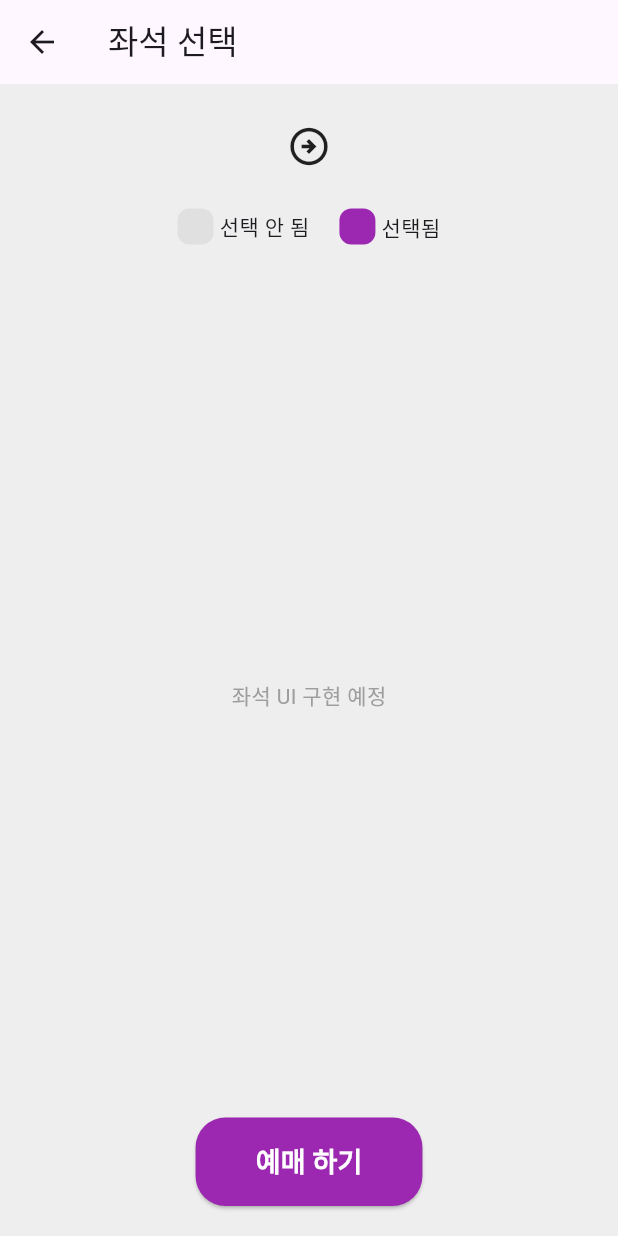
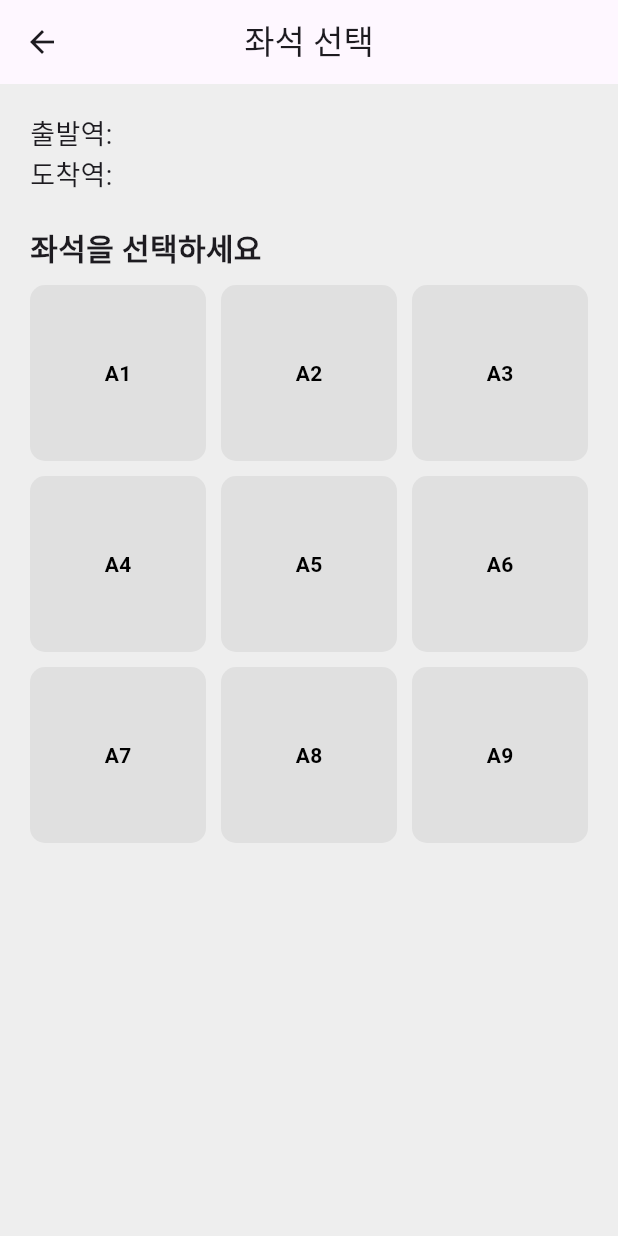
Before and after one commit to bom2080/flutter_train_app, a Flutter app: the SeatPage screen opened directly with empty values, on a phone screen of 412 x 824 dp. Run offline on Flutter 3.47's test engine with Material 3 defaults, Android fonts, the phone set to English and light mode, and no system bars.

Commit message:
기능만 간단히 구현_UI변경 필요

```diff
--- /dev/null
+++ b/lib/data/ticket_store.dart
@@ -0,0 +1,18 @@
+import '../models/ticket.dart';
+
+class TicketStore {
+  static final TicketStore _instance = TicketStore._internal();
+  factory TicketStore() => _instance;
+  TicketStore._internal();
+
+//예매 티켓 목록
+  final List<Ticket> _tickets = [];
+
+//예매 추가
+  void addTicket(Ticket ticket) {
+    _tickets.add(ticket);
+  }
+
+//저장된 예매 목록 가져오기
+  List<Ticket> get tickets => _tickets;
+}
--- /dev/null
+++ b/lib/models/ticket.dart
@@ -0,0 +1,13 @@
+// 예매 정보를 담는 모델 클래스
+// 출발,도착,좌석번호 저장용
+class Ticket {
+  final String departure; //출발역
+  final String arrival;   //도착역
+  final String seat;      //좌석번호
+
+  Ticket({
+    required this.departure,
+    required this.arrival,
+    required this.seat,
+  });
+}
--- a/lib/pages/seat_page.dart
+++ b/lib/pages/seat_page.dart
@@ -1,6 +1,8 @@
 // lib/pages/seat_page.dart
 import 'package:flutter/cupertino.dart';
 import 'package:flutter/material.dart';
+import '../models/ticket.dart'; // <#4>예매 정보 모델
+import '../data/ticket_store.dart'; // <#4> 예매 저장소
 
 class SeatPage extends StatefulWidget {
   final String departure;
@@ -16,106 +18,132 @@ class _SeatPageState extends State<SeatPage> {
   // 선택된 좌석들을 저장할 Set
   Set<String> selectedSeats = {};
 
+  // 선택된 좌석 하나 (단일 선택용)
+  String? selectedSeat;
+
   @override
   Widget build(BuildContext context) {
     return Scaffold(
       appBar: AppBar(
-        title: Text('좌석 선택'), // 별도 스타일 없음
+        title: Text('좌석 선택'),
+        centerTitle: true, // 별도 스타일 없음
       ),
       body: Padding(
-        padding: const EdgeInsets.all(20.0), // 전체 패딩
+        padding: const EdgeInsets.all(20), // 전체 패딩
         child: Column(
+          crossAxisAlignment: CrossAxisAlignment.start,
           children: [
             // 출발역 -> 도착역 표시
-            Row(
-              mainAxisAlignment: MainAxisAlignment.center,
-              children: [
             Text(
-                  widget.departure,
-                  style: TextStyle(
-                    fontWeight: FontWeight.bold,
-                    fontSize: 30,
-                    color: Colors.purple,
+              '출발역: ${widget.departure}',
+              style: TextStyle(fontSize: 18),
             ),
-                ),
-                SizedBox(width: 10),
-                Icon(Icons.arrow_circle_right_outlined, size: 30),
-                SizedBox(width: 10),
             Text(
-                  widget.arrival,
-                  style: TextStyle(
-                    fontWeight: FontWeight.bold,
-                    fontSize: 30,
-                    color: Colors.purple,
-                  ),
-                ),
-              ],
+              '도착역: ${widget.arrival}',
+              style: TextStyle(fontSize: 18),
             ),
             SizedBox(height: 20),
 
-            // 좌석 상태 안내
-            Row(
-              mainAxisAlignment: MainAxisAlignment.center,
-              children: [
-                _buildSeatStateBox(Colors.grey[300]!, '선택 안 됨'),
-                SizedBox(width: 20),
-                _buildSeatStateBox(Colors.purple, '선택됨'),
-              ],
+            // <#3> 좌석 선택 영역
+            Text(
+              '좌석을 선택하세요',
+              style: TextStyle(fontSize: 20, fontWeight: FontWeight.bold),
             ),
+            SizedBox(height: 10),
 
-            SizedBox(height: 20),
+            // <#3> 좌석 3x3
+            Expanded(
+              child: GridView.builder(
+                itemCount: 9, // 좌석 9개
+                gridDelegate: SliverGridDelegateWithFixedCrossAxisCount(
+                  crossAxisCount: 3, // 3열
+                  mainAxisSpacing: 10,
+                  crossAxisSpacing: 10,
+                ),
+                itemBuilder: (context, index) {
+                  String seatNumber = 'A${index + 1}';
+                  bool isSelected = selectedSeat == seatNumber;
 
-            // 좌석 리스트 (리스트뷰로 스크롤 가능하게 만들 예정)
-            Expanded(
+                  return GestureDetector(
+                    onTap: () {
+                      setState(() {
+                        selectedSeat = seatNumber; //좌석 선택 저장
+                      });
+                    },
+                    child: Container(
+                      decoration: BoxDecoration(
+                        color: isSelected ? Colors.purple : Colors.grey[300],
+                        borderRadius: BorderRadius.circular(10),
+                      ),
                       child: Center(
                         child: Text(
-                  '좌석 UI 구현 예정',
-                  style: TextStyle(color: Colors.grey),
+                          seatNumber,
+                          style: TextStyle(
+                            color: isSelected ? Colors.white : Colors.black,
+                            fontWeight: FontWeight.bold,
                           ),
                         ),
                       ),
+                    ),
+                  );
+                },
+              ),
+            ),
 
-            // 예매하기 버튼 (기능은 다음 단계에서 구현)
-            ElevatedButton(
+            // <추가4> 선택된 좌석과 예매 완료 버튼
+            if (selectedSeat != null) ...[
+              Text('선택된 좌석: $selectedSeat'),
+              SizedBox(height: 10),
+              Center(
+                child: ElevatedButton(
                   onPressed: () {
-                // 다음 단계에서 기능 연결
+                    // <#4> 예매 정보 저장
+                    TicketStore().addTicket(
+                      Ticket(
+                        departure: widget.departure,
+                        arrival: widget.arrival,
+                        seat: selectedSeat!,
+                      ),
+                    );
+
+                    // 예매 완료 처리
+                    showDialog(
+                      context: context,
+                      builder: (_) => AlertDialog(
+                        title: Text('예매 완료'),
+                        content: Text(
+                          '${widget.departure} → ${widget.arrival}\n좌석: $selectedSeat',
+                        ),
+                        actions: [
+                          TextButton(
+                            onPressed: () => Navigator.popUntil(
+                              context,
+                              (route) => route.isFirst,
+                            ),
+                            child: Text('확인'),
+                          )
+                        ],
+                      ),
+                    );
                   },
                   style: ElevatedButton.styleFrom(
                     backgroundColor: Colors.purple,
-                padding: EdgeInsets.symmetric(horizontal: 40, vertical: 16),
+                    padding:
+                        EdgeInsets.symmetric(horizontal: 30, vertical: 14),
                     shape: RoundedRectangleBorder(
                       borderRadius: BorderRadius.circular(20),
                     ),
                   ),
                   child: Text(
-                '예매 하기',
-                style: TextStyle(
-                    color: Colors.white,
-                    fontSize: 18,
-                    fontWeight: FontWeight.bold),
+                    '예매 완료',
+                    style: TextStyle(fontSize: 16, color: Colors.white),
                   ),
                 ),
+              ),
+            ],
           ],
         ),
       ),
     );
   }
-
-  /// 좌석 상태를 표시하는 작은 박스 + 텍스트
-  Widget _buildSeatStateBox(Color color, String label) {
-    return Row(
-      children: [
-        Container(
-          width: 24,
-          height: 24,
-          decoration: BoxDecoration(
-            color: color,
-            borderRadius: BorderRadius.circular(8),
-          ),
-        ),
-        SizedBox(width: 4),
-        Text(label),
-      ],
-    );
 }
-}
```
Also changed, not shown: lib/pages/home_page.dart (+32 -2 lines). Lines whose indentation alone changed are shown as unchanged.
